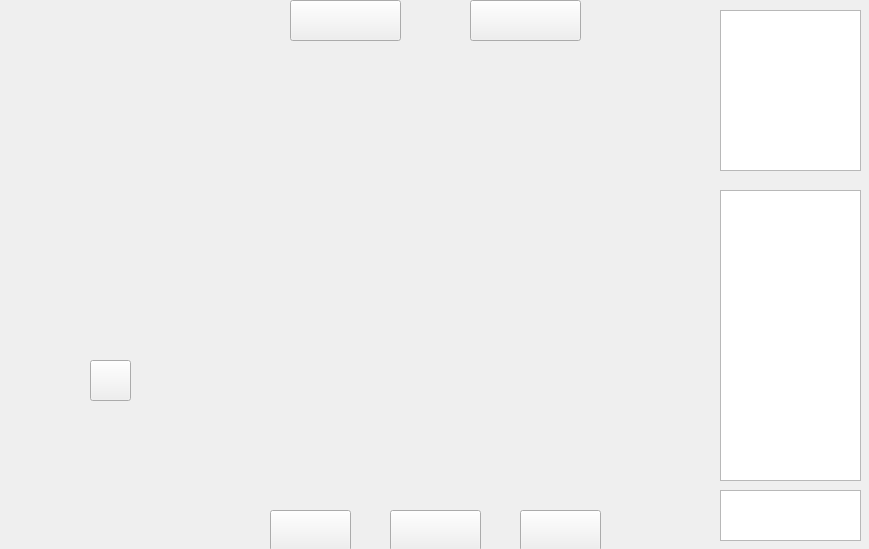
Above: mainwindow.ui from FateSolo/FiveChessClient before the change. Below: the same form after it.
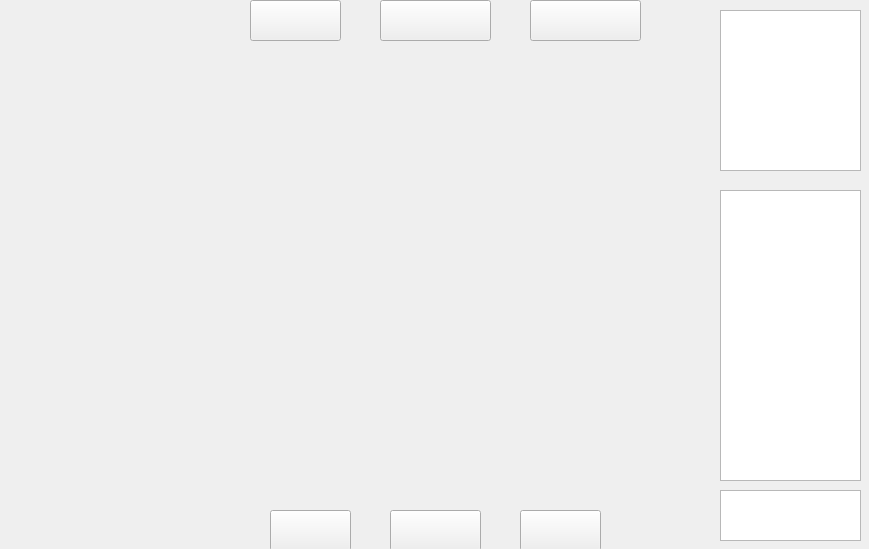
That is the form after the change. Icons and pictures are not drawn.

```diff
--- a/mainwindow.ui
+++ b/mainwindow.ui
@@ -159,7 +159,7 @@
    <widget class="QPushButton" name="BeginWithAI">
     <property name="geometry">
      <rect>
-      <x>290</x>
+      <x>380</x>
       <y>0</y>
       <width>111</width>
       <height>41</height>
@@ -175,7 +175,7 @@
    <widget class="QPushButton" name="BeginWithOther">
     <property name="geometry">
      <rect>
-      <x>470</x>
+      <x>530</x>
       <y>0</y>
       <width>111</width>
       <height>41</height>
@@ -262,9 +262,9 @@
    <widget class="QPushButton" name="Music">
     <property name="geometry">
      <rect>
-      <x>90</x>
-      <y>360</y>
-      <width>41</width>
+      <x>250</x>
+      <y>0</y>
+      <width>91</width>
       <height>41</height>
      </rect>
     </property>
```
Left out of the diff: 2 changed lines with no effect on the pictures.
